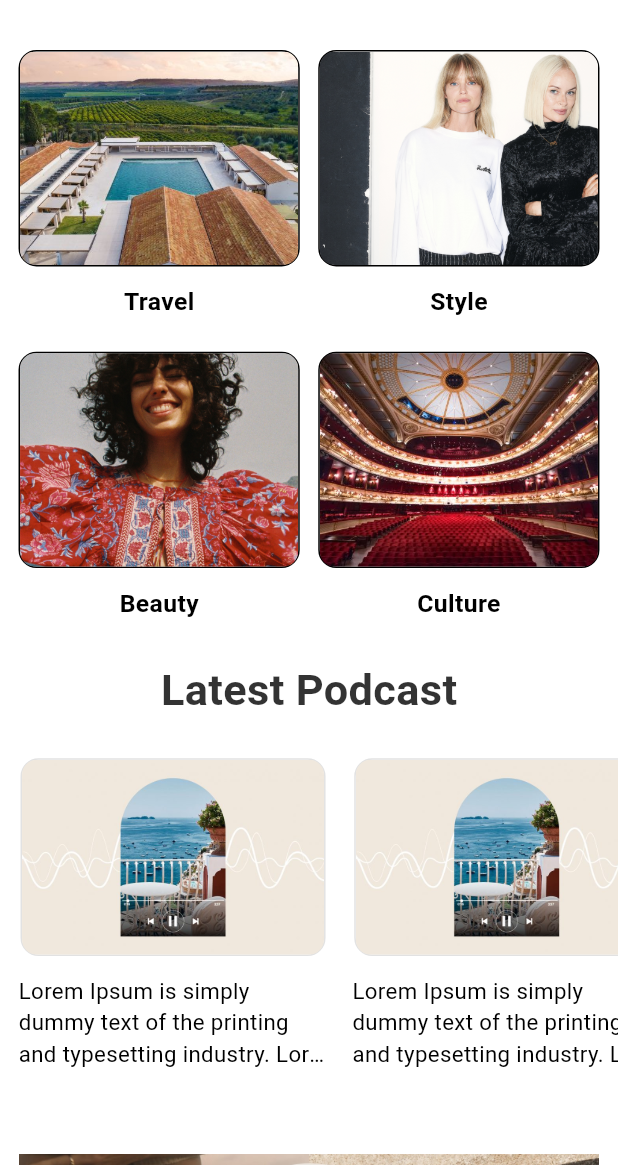
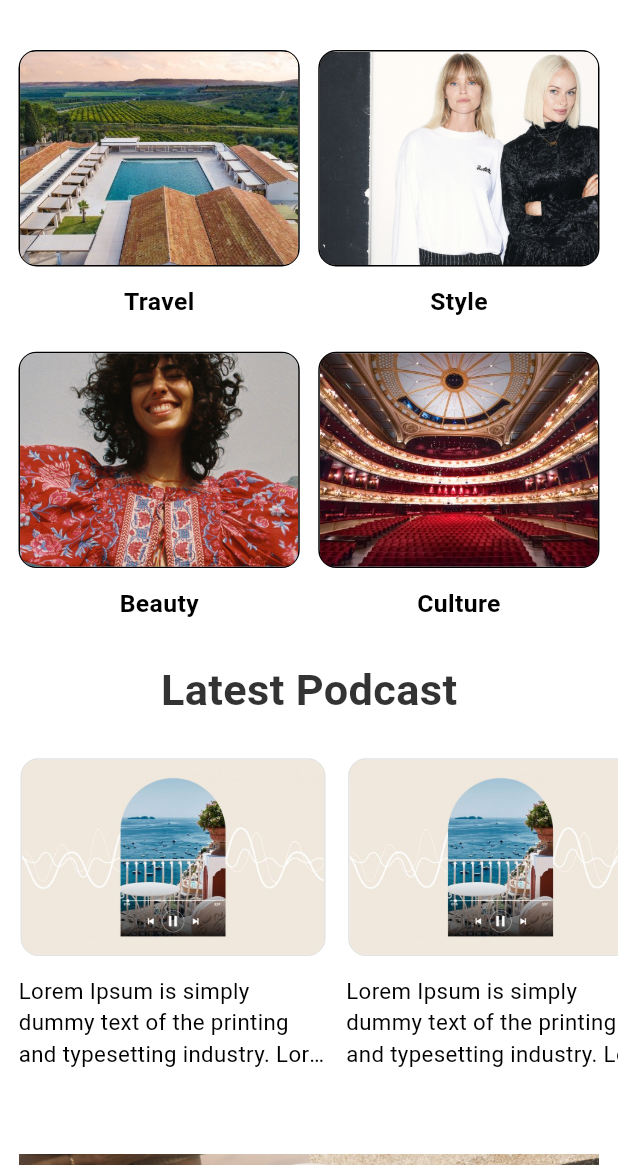
Before and after one commit to Ajy74/infozzle-task, a Flutter app: the HomeScreen screen opened by its route, on a phone screen of 412 x 824 dp, the part 71-1236 px from its top. Run offline on Flutter 3.47's test engine with Material 3 defaults, Android fonts, the phone set to English and light mode, and no system bars; our stand-ins replace bloc, flutter_bloc, flutter_secure_storage, go_router, google_fonts; accounts and stored records are empty; network calls fail; Roboto replaces fonts that are missing (Domine).

Commit message:
bug fixes

```diff
--- a/lib/views/home/widget/podcast_section.dart
+++ b/lib/views/home/widget/podcast_section.dart
@@ -18,17 +18,18 @@ class PodcastSection extends StatelessWidget {
           return podContainer(
             "assets/images/podcast.png",
             "Lorem Ipsum is simply dummy text of the printing and typesetting industry. Lorem Ipsum has been the industry's standard dummy text ever since the 1500s, when an unknown printer took a galley of type and scrambled it to make a type specimen book.",
-            size
+            size,
+            index+1 == 10
           );
         },
       ),
     );
   }
 
-  Widget podContainer(String image, String desciption, double size) {
+  Widget podContainer(String image, String desciption, double size, bool isLast) {
     return Container(
       width: size*0.5,
-      margin: EdgeInsets.only(left: size*0.03,right: size*0.01),
+      margin: EdgeInsets.only(left: size*0.03,right: isLast ? size*0.03 : 0),
       child:  Column(
         children: [
           Container(
```
Also changed, not shown: lib/views/blogs/widget/other_post_section.dart (+4 -3 lines).
